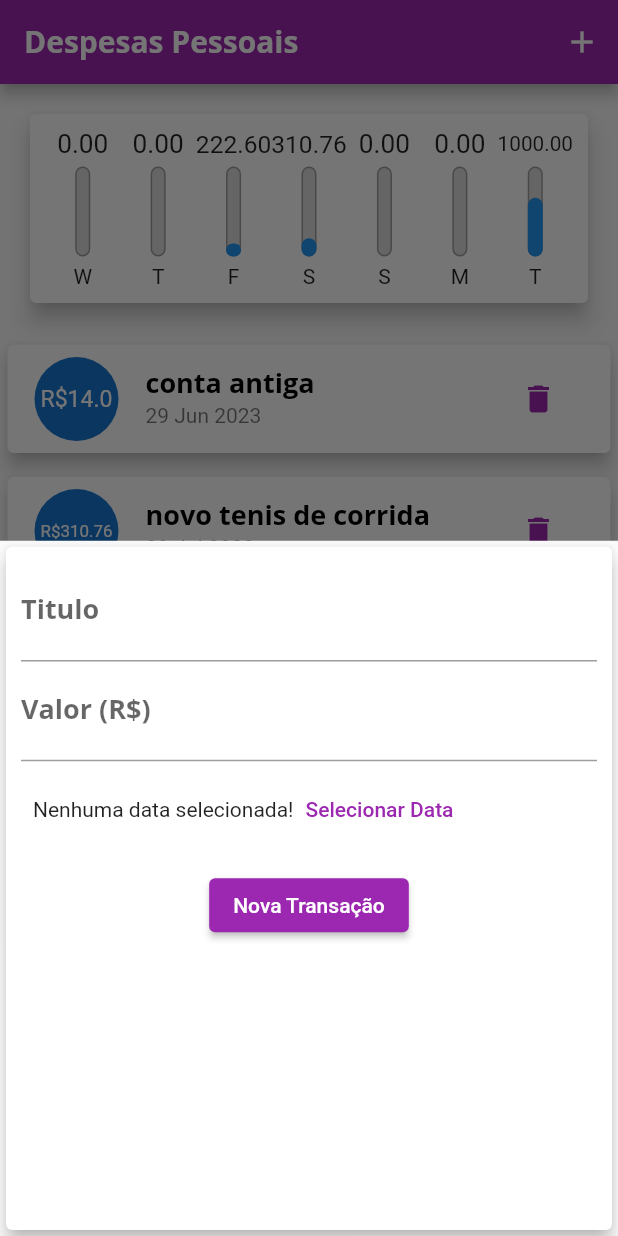
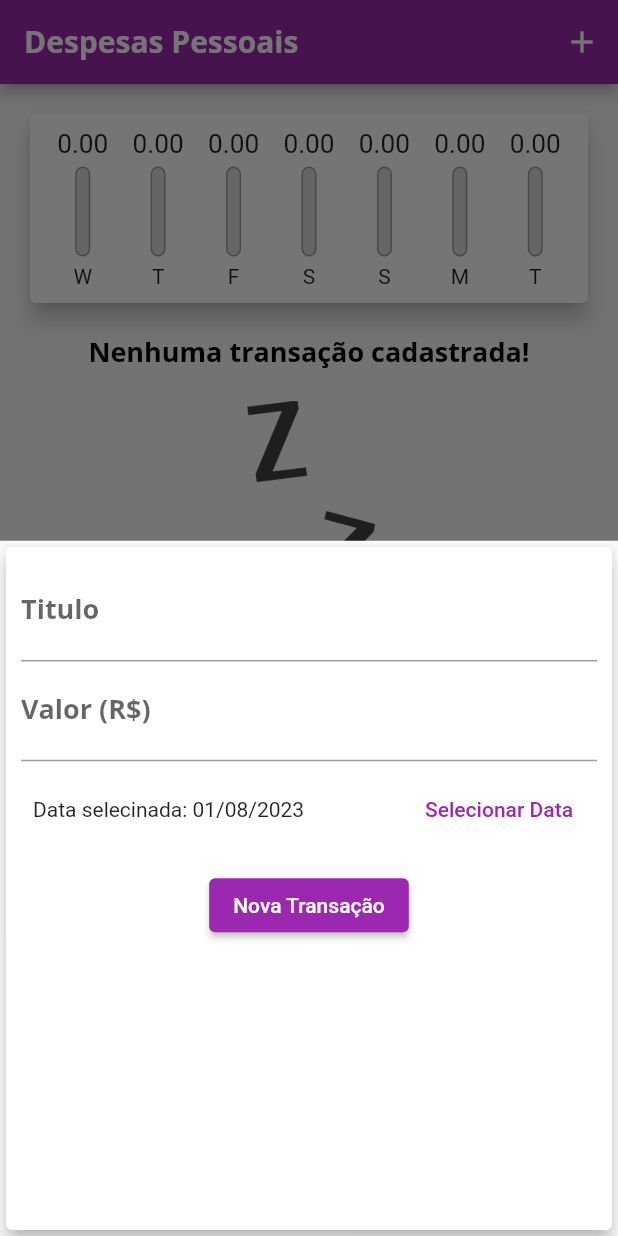
Before and after one commit to R3n470S1lv4/expenses, a Flutter app: the screen it shows after launch, after a tap on the "add" icon, on a phone screen of 412 x 824 dp. Run offline on Flutter 3.47's test engine with Material 2 defaults, Android fonts, the phone set to English and light mode, and no system bars.

Commit message:
added date picker

```diff
--- a/lib/components/transation_form.dart
+++ b/lib/components/transation_form.dart
@@ -1,7 +1,9 @@
 import 'package:flutter/material.dart';
+import 'package:flutter/services.dart';
+import 'package:intl/intl.dart';
 
 class TransationForm extends StatefulWidget {
-  final void Function(String title, double value) _onSubmit;
+  final void Function(String title, double value, DateTime dateTime) _onSubmit;
 
   const TransationForm({required onSubmit, super.key}) : _onSubmit = onSubmit;
 
@@ -12,6 +14,7 @@ class TransationForm extends StatefulWidget {
 class _TransationFormState extends State<TransationForm> {
   final TextEditingController _titleControler = TextEditingController();
   final TextEditingController _valueControler = TextEditingController();
+  DateTime _selectedDate = DateTime.now();
 
   _submitform() {
     final title = _titleControler.text;
@@ -21,10 +24,22 @@ class _TransationFormState extends State<TransationForm> {
       return;
     }
 
-    widget._onSubmit(
-      title,
-      value,
-    );
+    widget._onSubmit(title, value, _selectedDate);
+  }
+
+  _showDatePicker() {
+    showDatePicker(
+      context: context,
+      initialDate: DateTime.now(),
+      firstDate: DateTime(2019),
+      lastDate: DateTime.now(),
+    ).then((value) {
+      if (value != null) {
+        setState(() {
+          _selectedDate = value;
+        });
+      }
+    });
   }
 
   @override
@@ -43,6 +58,7 @@ class _TransationFormState extends State<TransationForm> {
           ),
           TextField(
             keyboardType: const TextInputType.numberWithOptions(decimal: true),
+            inputFormatters: [FilteringTextInputFormatter.digitsOnly],
             onSubmitted: (_) => _submitform(),
             controller: _valueControler,
             decoration: const InputDecoration(
@@ -53,9 +69,12 @@ class _TransationFormState extends State<TransationForm> {
             padding: const EdgeInsets.all(8.0),
             child: Row(
               children: [
-                const Text('Nenhuma data selecionada!'),
+                Expanded(
+                  child: Text(
+                      'Data selecinada: ${DateFormat('dd/MM/y').format(_selectedDate)}'),
+                ),
                 TextButton(
-                  onPressed: () {},
+                  onPressed: _showDatePicker,
                   style: TextButton.styleFrom(
                     foregroundColor: Theme.of(context).colorScheme.primary,
                   ),
@@ -70,10 +89,6 @@ class _TransationFormState extends State<TransationForm> {
               mainAxisAlignment: MainAxisAlignment.center,
               children: [
                 ElevatedButton(
-                  // style: ElevatedButton.styleFrom(
-                  //   foregroundColor: Theme.of(context).buttonTheme.colorScheme.
-                  //   backgroundColor: Theme.of(context).colorScheme.primary,
-                  // ),
                   onPressed: () => _submitform(),
                   child: const Text('Nova Transação'),
                 ),
--- a/lib/components/transsation_list.dart
+++ b/lib/components/transsation_list.dart
@@ -4,14 +4,14 @@ import 'package:intl/intl.dart';
 
 class TransationList extends StatelessWidget {
   final List<Transation> _transations;
-  final void Function(int index) _onDelete;
+  final void Function(String transationId) _onDelete;
 
   const TransationList(
-      {required transations, required Function(int) onDelete, super.key})
+      {required transations, required Function(String) onDelete, super.key})
       : _transations = transations,
         _onDelete = onDelete;
 
-  Future<String?> _showDialog(BuildContext context, int index) {
+  Future<String?> _showDialog(BuildContext context, String transationId) {
     return showDialog<String>(
       context: context,
       builder: (BuildContext context) => AlertDialog(
@@ -24,7 +24,7 @@ class TransationList extends StatelessWidget {
           ),
           TextButton(
             onPressed: () {
-              _onDelete(index);
+              _onDelete(transationId);
               Navigator.pop(context, 'Sim');
             },
             child: const Text('Sim'),
@@ -37,7 +37,7 @@ class TransationList extends StatelessWidget {
   @override
   Widget build(BuildContext context) {
     return SizedBox(
-      height: 300,
+      height: 650,
       child: _transations.isEmpty
           ? Column(
               children: [
@@ -75,9 +75,10 @@ class TransationList extends StatelessWidget {
                       style: Theme.of(context).textTheme.titleMedium,
                     ),
                     subtitle: Text(DateFormat('d MMM y').format(tr.date)),
-                    trailing: TextButton(
-                      onPressed: () => _showDialog(context, index),
-                      child: const Icon(Icons.delete),
+                    trailing: IconButton(
+                      onPressed: () => _showDialog(context, tr.id),
+                      icon: const Icon(Icons.delete),
+                      color: Theme.of(context).colorScheme.error,
                     ),
                   ),
                 );
--- a/lib/main.dart
+++ b/lib/main.dart
@@ -43,10 +43,11 @@ class ExpensesApp extends StatelessWidget {
           ),
         ),
         elevatedButtonTheme: ElevatedButtonThemeData(
-            style: ElevatedButton.styleFrom(
-          backgroundColor: Colors.purple,
-          foregroundColor: Colors.white,
-        )),
+          style: ElevatedButton.styleFrom(
+            backgroundColor: Colors.purple,
+            foregroundColor: Colors.white,
+          ),
+        ),
         appBarTheme: const AppBarTheme(
           titleTextStyle: TextStyle(
             fontFamily: 'OpenSans',
@@ -68,36 +69,36 @@ class HomePage extends StatefulWidget {
 
 class _HomePageState extends State<HomePage> {
   final List<Transation> _transations = [
-    Transation(
-      id: 't0',
-      title: 'conta antiga',
-      value: 14,
-      date: DateTime.now().subtract(const Duration(days: 33)),
-    ),
-    Transation(
-      id: 't1',
-      title: 'novo tenis de corrida',
-      value: 310.76,
-      date: DateTime.now().subtract(const Duration(days: 3)),
-    ),
-    Transation(
-      id: 't2',
-      title: 'conta de luz',
-      value: 211.30,
-      date: DateTime.now().subtract(const Duration(days: 4)),
-    ),
-    Transation(
-      id: 't3',
-      title: 'carto de credito',
-      value: 1000,
-      date: DateTime.now(),
-    ),
-    Transation(
-      id: 't4',
-      title: 'lanche',
-      value: 11.30,
-      date: DateTime.now().subtract(const Duration(days: 4)),
-    ),
+    // Transation(
+    //   id: 't0',
+    //   title: 'conta antiga',
+    //   value: 14,
+    //   date: DateTime.now().subtract(const Duration(days: 33)),
+    // ),
+    // Transation(
+    //   id: 't1',
+    //   title: 'novo tenis de corrida',
+    //   value: 310.76,
+    //   date: DateTime.now().subtract(const Duration(days: 3)),
+    // ),
+    // Transation(
+    //   id: 't2',
+    //   title: 'conta de luz',
+    //   value: 211.30,
+    //   date: DateTime.now().subtract(const Duration(days: 4)),
+    // ),
+    // Transation(
+    //   id: 't3',
+    //   title: 'carto de credito',
+    //   value: 1000,
+    //   date: DateTime.now(),
+    // ),
+    // Transation(
+    //   id: 't4',
+    //   title: 'lanche',
+    //   value: 11.30,
+    //   date: DateTime.now().subtract(const Duration(days: 4)),
+    // ),
   ];
 
   List<Transation> get _recentTransations {
@@ -107,12 +108,12 @@ class _HomePageState extends State<HomePage> {
         .toList();
   }
 
-  _addTransation(String title, double value) {
+  _addTransation(String title, double value, DateTime dateTime) {
     final transasion = Transation(
       id: Random().nextDouble().toString(),
       title: title,
       value: value,
-      date: DateTime.now(),
+      date: dateTime,
     );
 
     setState(() {
@@ -137,9 +138,9 @@ class _HomePageState extends State<HomePage> {
     return _transations.map((tr) => tr.value).reduce((a, b) => a + b);
   }
 
-  _deleteExpense(int index) {
+  _deleteTransation(String transationId) {
     setState(() {
-      _transations.removeAt(index);
+      _transations.removeWhere((tr) => tr.id == transationId);
     });
   }
 
@@ -162,7 +163,7 @@ class _HomePageState extends State<HomePage> {
             Chart(recentTransations: _recentTransations),
             TransationList(
               transations: _transations,
-              onDelete: _deleteExpense,
+              onDelete: _deleteTransation,
             ),
             TransationAmount(value: _calculeteAmount()),
           ],
```
